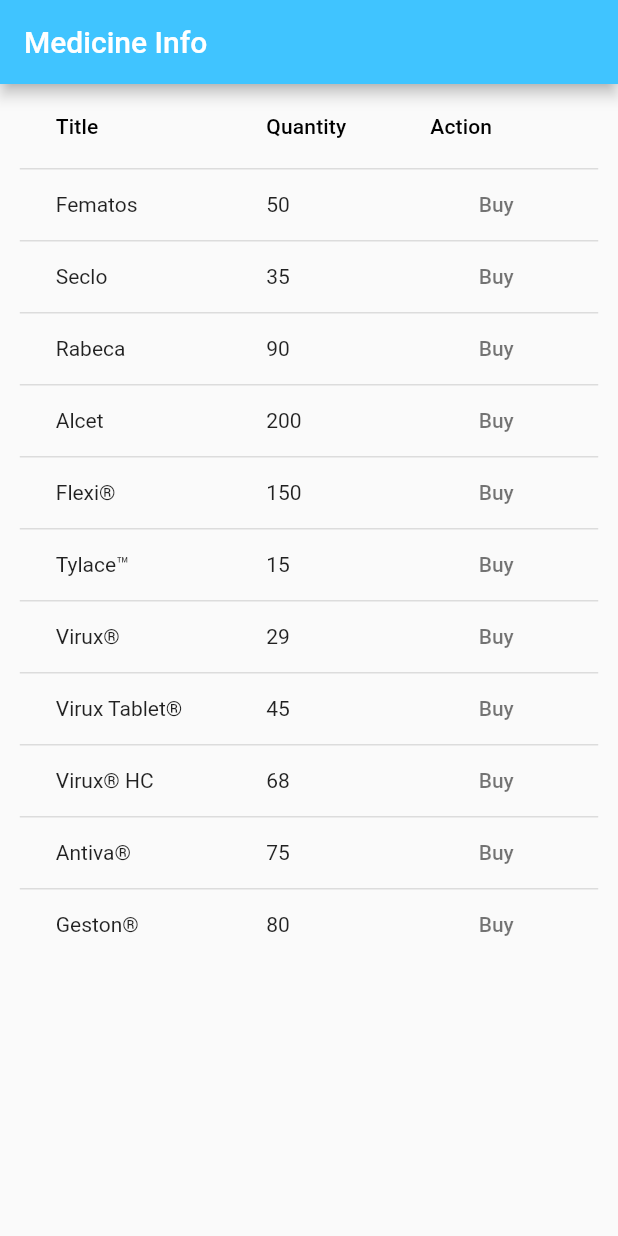
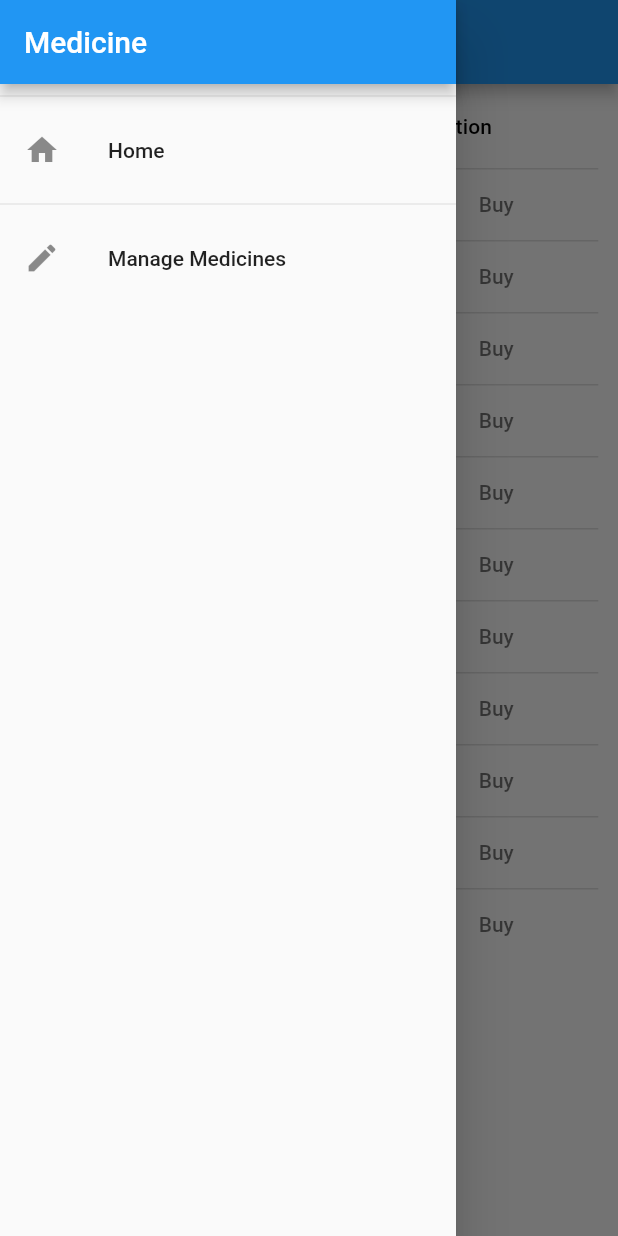
Before and after one commit to Linkonsq/Medicine-Info, a Flutter app: the screen it shows after launch, with the side drawer open (before the commit the screen has no drawer), on a phone screen of 412 x 824 dp. Run offline on Flutter 3.47's test engine with Material 2 defaults, Android fonts, the phone set to English and light mode, and no system bars.

Commit message:
Add drawer

```diff
--- a/lib/screens/info_screen.dart
+++ b/lib/screens/info_screen.dart
@@ -2,6 +2,7 @@ import 'package:flutter/cupertino.dart';
 import 'package:flutter/material.dart';
 import 'package:medicine/providers/medicine.dart';
 import 'package:medicine/providers/medicines.dart';
+import 'package:medicine/widgets/app_drawer.dart';
 import 'package:provider/provider.dart';
 
 class InfoScreen extends StatefulWidget {
@@ -67,8 +68,8 @@ class _InfoScreenState extends State<InfoScreen> {
     return Scaffold(
       appBar: AppBar(
         title: Text('Medicine Info'),
-        backgroundColor: Colors.lightBlueAccent,
       ),
+      drawer: AppDrawer(),
       body: Column(
         children: <Widget>[
           Center(
--- /dev/null
+++ b/lib/widgets/app_drawer.dart
@@ -0,0 +1,34 @@
+import 'package:flutter/material.dart';
+
+class AppDrawer extends StatelessWidget {
+  @override
+  Widget build(BuildContext context) {
+    return Drawer(
+      child: Column(
+        children: <Widget>[
+          AppBar(
+            title: Text('Medicine'),
+            automaticallyImplyLeading: false,
+          ),
+          Divider(),
+          ListTile(
+            leading: Icon(Icons.home),
+            title: Text('Home'),
+            onTap: () {
+              Navigator.of(context).pushReplacementNamed('/');
+            },
+          ),
+          Divider(),
+          ListTile(
+            leading: Icon(Icons.edit),
+            title: Text('Manage Medicines'),
+            onTap: () {
+              //Navigator.of(context)
+              //.pushReplacementNamed(OrdersScreen.routeName);
+            },
+          ),
+        ],
+      ),
+    );
+  }
+}
```
